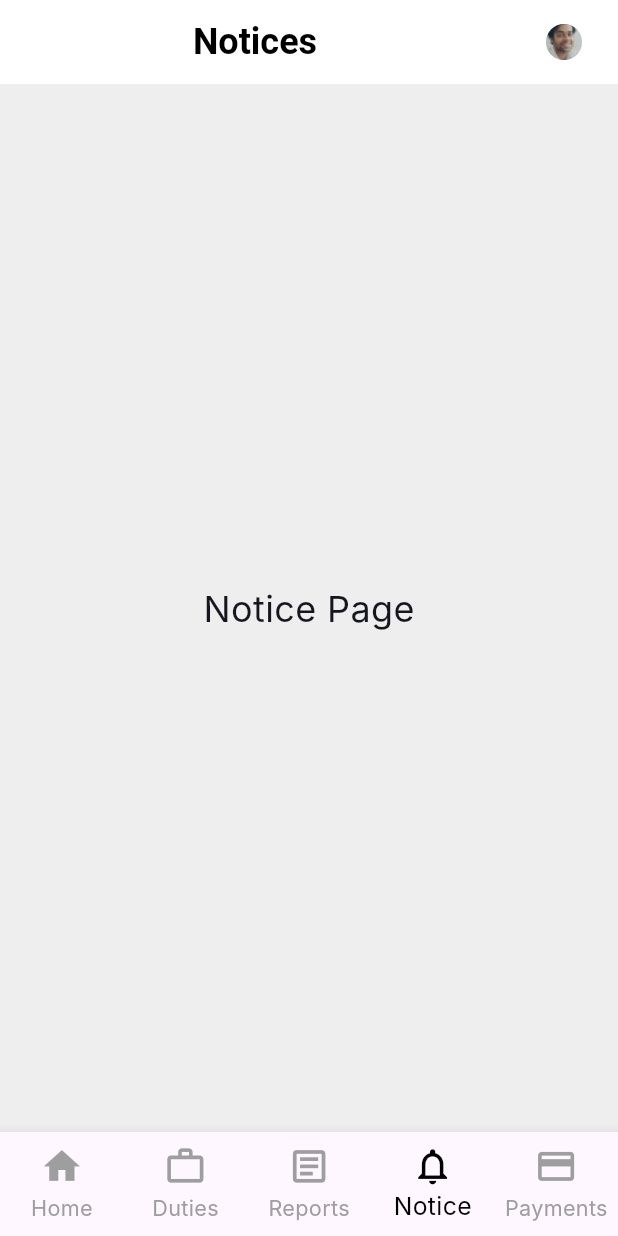
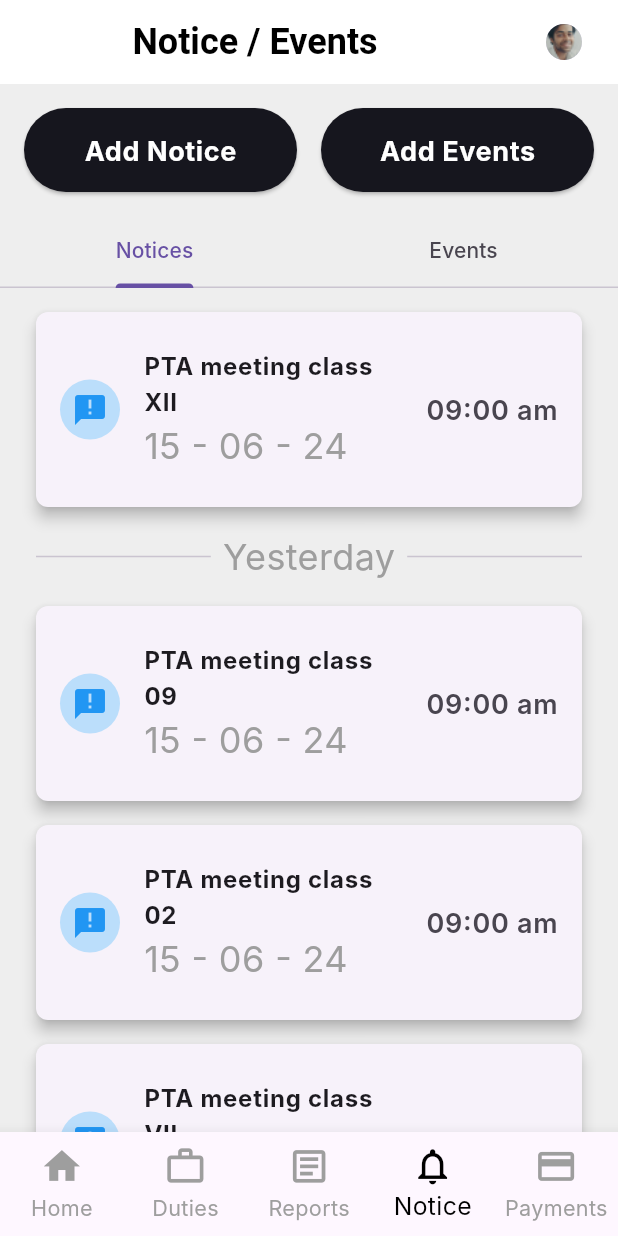
Before and after one commit to altezzai/acadobs, a Flutter app: the HomePage screen opened directly, swiped to page 4, on a phone screen of 412 x 824 dp. Run offline on Flutter 3.47's test engine with Material 3 defaults, Android fonts, the phone set to English and light mode, and no system bars; Roboto replaces fonts that are missing (Inter).

```diff
--- a/lib/screens/home.dart
+++ b/lib/screens/home.dart
@@ -20,7 +20,7 @@ class _HomePageState extends State<HomePage> {
     HomeContentPage(), // Home content
     DutiesPage(), // Duties page
     ReportPage(), // Reports page
-    NoticePage(), // Notice page
+    NoticeEventPage(), // Notice page
     PaymentsPage(), // Payments page
   ];
 
@@ -88,7 +88,7 @@ class _HomePageState extends State<HomePage> {
       case 2:
         return 'Reports';
       case 3:
-        return 'Notices';
+        return 'Notice / Events';
       case 4:
         return 'Payments';
       default:
--- a/lib/screens/notice.dart
+++ b/lib/screens/notice.dart
@@ -1,10 +1,198 @@
 import 'package:flutter/material.dart';
+import 'package:school_app/widgets/custom_button.dart'; // Import your CustomButton
 
-class NoticePage extends StatelessWidget {
+class NoticeEventPage extends StatefulWidget {
+  @override
+  _NoticeEventPageState createState() => _NoticeEventPageState();
+}
+
+class _NoticeEventPageState extends State<NoticeEventPage>
+    with SingleTickerProviderStateMixin {
+  late TabController _tabController;
+
+  @override
+  void initState() {
+    super.initState();
+    _tabController = TabController(length: 2, vsync: this);
+  }
+
+  @override
+  void dispose() {
+    _tabController.dispose();
+    super.dispose();
+  }
+
   @override
   Widget build(BuildContext context) {
+    // Get the screen width for responsive design
+    final screenWidth = MediaQuery.of(context).size.width;
+
     return Scaffold(
-      body: Center(child: Text('Notice Page')),
+      body: Column(
+        children: [
+          Padding(
+            padding: const EdgeInsets.all(16.0),
+            child: Row(
+              children: [
+                Expanded(
+                  child: CustomButton(
+                    text: 'Add Notice',
+                    onPressed: () {},
+                  ),
+                ),
+                SizedBox(
+                    width: screenWidth > 600
+                        ? 32
+                        : 16), // Adjust spacing for larger screens
+                Expanded(
+                  child: CustomButton(
+                    text: 'Add Events',
+                    onPressed: () {},
+                  ),
+                ),
+              ],
+            ),
+          ),
+          TabBar(
+            controller: _tabController,
+            tabs: [
+              Tab(text: 'Notices'),
+              Tab(text: 'Events'),
+            ],
+          ),
+          Expanded(
+            child: TabBarView(
+              controller: _tabController,
+              children: [
+                _buildNoticesList(),
+                _buildEventsList(),
+              ],
+            ),
+          ),
+        ],
+      ),
+    );
+  }
+
+  Widget _buildNoticesList() {
+    return ListView(
+      padding: EdgeInsets.all(8.0), // Add padding to the ListView
+      children: [
+        _buildNoticeItem('PTA meeting class XII', '15 - 06 - 24', '09:00 am'),
+        _buildDivider('Yesterday'),
+        _buildNoticeItem('PTA meeting class 09', '15 - 06 - 24', '09:00 am'),
+        _buildNoticeItem('PTA meeting class 02', '15 - 06 - 24', '09:00 am'),
+        _buildNoticeItem('PTA meeting class VII', '15 - 06 - 24', '09:00 am'),
+        _buildNoticeItem('PTA meeting class XII', '15 - 06 - 24', '09:00 am'),
+        _buildNoticeItem('PTA meeting class XII', '15 - 06 - 24', '09:00 am'),
+      ],
+    );
+  }
+
+  Widget _buildEventsList() {
+    return ListView(
+      padding: EdgeInsets.all(8.0), // Add padding to the ListView
+      children: [
+        _buildEventItem(
+            'Sports day',
+            'National sports day will be conducted in our school...',
+            '15 - 06 - 24',
+            'assets/sports_day.png'),
+        _buildDivider('Yesterday'),
+        _buildEventItem(
+            'Cycle competition',
+            'National sports day will be conducted in our school...',
+            '15 - 06 - 24',
+            'assets/cycle.png'),
+        _buildEventItem(
+            'Sports day',
+            'National sports day will be conducted in our school...',
+            '15 - 06 - 24',
+            'assets/sports_day.png'),
+        _buildEventItem(
+            'Sports day',
+            'National sports day will be conducted in our school...',
+            '15 - 06 - 24',
+            'assets/sports_day.png'),
+      ],
+    );
+  }
+
+  Widget _buildNoticeItem(String title, String date, String time) {
+    return Card(
+      margin: EdgeInsets.symmetric(vertical: 8, horizontal: 16),
+      elevation: 4,
+      shape: RoundedRectangleBorder(
+        borderRadius: BorderRadius.circular(8),
+      ),
+      child: ListTile(
+        contentPadding: EdgeInsets.all(16),
+        leading: CircleAvatar(
+          backgroundColor: Colors.blue.shade100,
+          child: Icon(Icons.announcement, color: Colors.blue),
+        ),
+        title: Text(
+          title,
+          style: TextStyle(fontSize: 16, fontWeight: FontWeight.bold),
+        ),
+        subtitle: Text(date, style: TextStyle(color: Colors.grey)),
+        trailing: Text(
+          time,
+          style: TextStyle(fontWeight: FontWeight.w600),
+        ),
+      ),
+    );
+  }
+
+  Widget _buildEventItem(
+      String title, String description, String date, String imagePath) {
+    return Card(
+      margin: EdgeInsets.symmetric(vertical: 8, horizontal: 16),
+      child: Column(
+        crossAxisAlignment: CrossAxisAlignment.start,
+        children: [
+          Image.asset(imagePath,
+              fit: BoxFit.cover, height: 150, width: double.infinity),
+          Padding(
+            padding: const EdgeInsets.all(16.0),
+            child: Column(
+              crossAxisAlignment: CrossAxisAlignment.start,
+              children: [
+                Text(title,
+                    style:
+                        TextStyle(fontSize: 18, fontWeight: FontWeight.bold)),
+                SizedBox(height: 8),
+                Text(description),
+                SizedBox(height: 8),
+                Text(date, style: TextStyle(color: Colors.grey)),
+              ],
+            ),
+          ),
+          Align(
+            alignment: Alignment.centerRight,
+            child: TextButton(
+              onPressed: () {},
+              child: Text('View'),
+            ),
+          ),
+        ],
+      ),
+    );
+  }
+
+  Widget _buildDivider(String text) {
+    return Padding(
+      padding: const EdgeInsets.symmetric(vertical: 8.0, horizontal: 16.0),
+      child: Row(
+        children: [
+          Expanded(child: Divider()),
+          Padding(
+            padding: const EdgeInsets.symmetric(horizontal: 8.0),
+            child: Text(text, style: TextStyle(color: Colors.grey)),
+          ),
+          Expanded(child: Divider()),
+        ],
+      ),
     );
   }
 }
--- a/pubspec.yaml
+++ b/pubspec.yaml
@@ -74,6 +74,9 @@ flutter:
     - assets/staff1.png
     - assets/staff2.png
     - assets/staff3.png
+    - assets/sports_day.png
+    - assets/cycle.png
+
   # An image asset can refer to one or more resolution-specific "variants", see
   # https://flutter.dev/assets-and-images/#resolution-aware
 
```
Also changed, not shown: assets/cycle.png (added), assets/sports_day.png (added).
